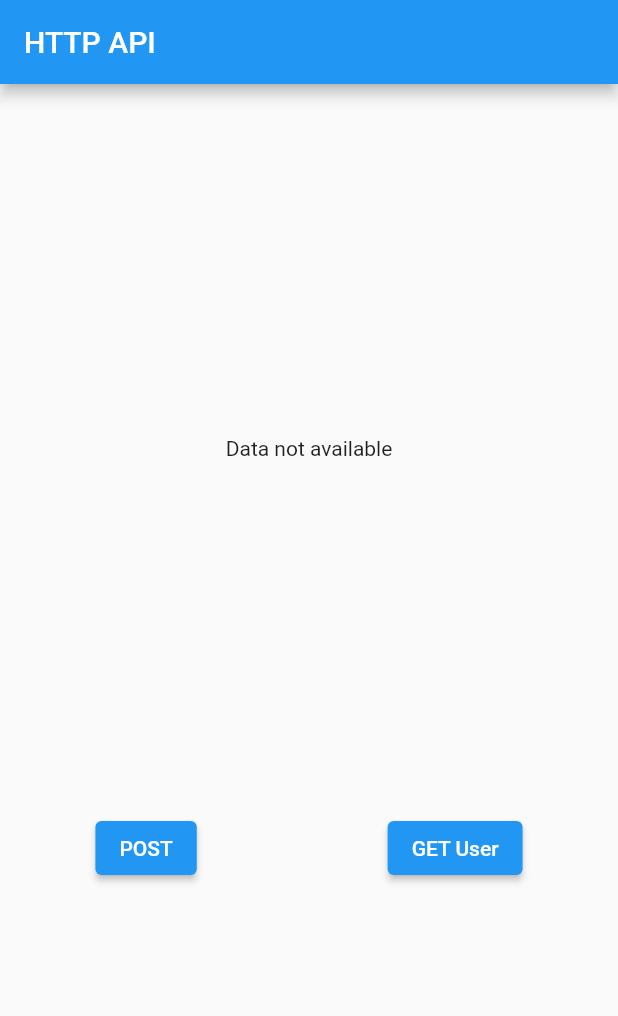
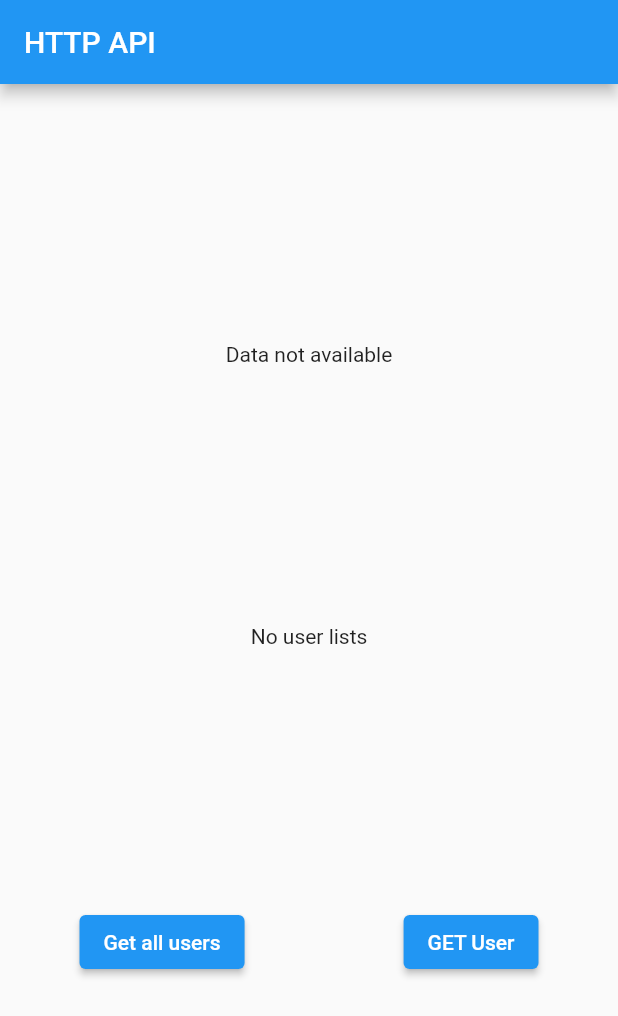
Before and after one commit to Wijayaac/flutter_tutorial_basic, a Flutter app: the screen it shows after launch, on a phone screen of 412 x 824 dp. Shown: the top 1016 px of the screen. Run offline on Flutter 3.47's test engine with Material 2 defaults, Android fonts, the phone set to English and light mode, and no system bars.

Commit message:
Add : get methods and loop data inside the widget

```diff
--- a/lib/main.dart
+++ b/lib/main.dart
@@ -14,6 +14,7 @@ class MyApp extends StatefulWidget {
 class _MyAppState extends State<MyApp> {
   PostResult postResult = null;
   User user = null;
+  String output = "No user lists";
 
   @override
   Widget build(BuildContext context) {
@@ -28,19 +29,22 @@ class _MyAppState extends State<MyApp> {
                 // ignore: prefer_interpolation_to_compose_strings
                 ? user.id + " | " + user.name
                 : "Data not available"),
+            Text(output),
             Row(
               mainAxisAlignment: MainAxisAlignment.spaceAround,
               children: <Widget>[
                 ElevatedButton(
                     onPressed: () {
-                      PostResult.connectToAPI("Wijaya", "Engineer")
-                          .then((value) {
-                        this.postResult = value;
+                      User.getUsers("1").then((users) {
+                        output = "";
+                        for (int i = 0; i < users.length; i++) {
+                          output = output + "[ " + users[i].name + " ]";
+                        }
                         setState(() {});
                       });
                     },
                     child: Text(
-                      "POST",
+                      "Get all users",
                     )),
                 ElevatedButton(
                     onPressed: () {
--- a/lib/user_model.dart
+++ b/lib/user_model.dart
@@ -21,4 +21,19 @@ class User {
     var userData = (resultJson as Map<String, dynamic>)['data'];
     return User.createUser(userData);
   }
+
+  static Future<List<User>> getUsers(String page) async {
+    String apiURL = "https://reqres.in/api/users?page=" + page;
+
+    var apiResult = await http.get(apiURL);
+    var resultJson = await json.decode(apiResult.body);
+    List<dynamic> usersData = (resultJson as Map<String, dynamic>)['data'];
+
+    List<User> users = [];
+    for (int i = 0; i < usersData.length; i++) {
+      users.add(User.createUser(usersData[i]));
+    }
+
+    return users;
+  }
 }
```
